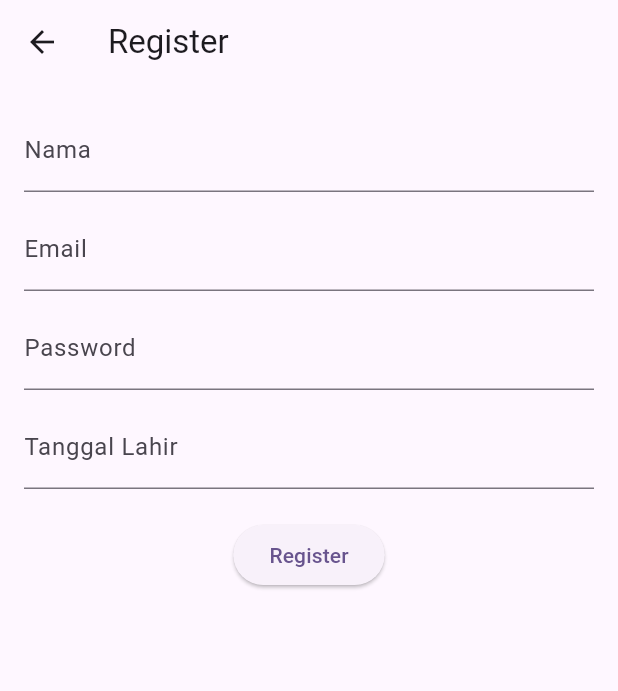
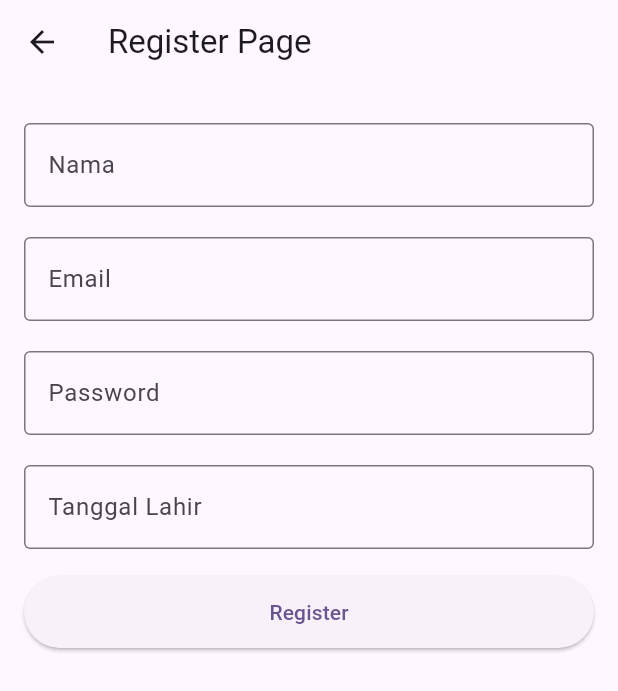
Before and after one commit to Alnieto7/latihan1_pplg2, a Flutter app: the screen it shows after launch, after a tap on "Register", on a phone screen of 412 x 824 dp. Shown: the top 691 px of the screen. Run offline on Flutter 3.47's test engine with Material 3 defaults, Android fonts, the phone set to English and light mode, and no system bars.

Commit message:
fix: [AO] revisi

```diff
--- a/lib/LoginPage.dart
+++ b/lib/LoginPage.dart
@@ -1,5 +1,7 @@
 import 'package:flutter/material.dart';
 import 'registerpage.dart';
+import 'component/custom_textfield.dart';
+import 'component/custom_button.dart';
 
 class LoginPage extends StatefulWidget {
   const LoginPage({super.key});
@@ -9,14 +11,12 @@ class LoginPage extends StatefulWidget {
 }
 
 class _LoginPageState extends State<LoginPage> {
-
-  final TextEditingController usernameController = TextEditingController();
-  final TextEditingController passwordController = TextEditingController();
-
+  final usernameController = TextEditingController();
+  final passwordController = TextEditingController();
 
   void _login() {
-    String username = usernameController.text;
-    String password = passwordController.text;
+    final username = usernameController.text;
+    final password = passwordController.text;
 
     if (username == 'admin' && password == 'admin') {
       ScaffoldMessenger.of(context).showSnackBar(
@@ -32,18 +32,21 @@ class _LoginPageState extends State<LoginPage> {
   @override
   Widget build(BuildContext context) {
     return Scaffold(
-      appBar: AppBar(title: Text("login page")),
-      body: Column(
+      appBar: AppBar(title: Text("Login Page")),
+      body: SingleChildScrollView(
+        padding: const EdgeInsets.all(16),
+        child: Column(
           crossAxisAlignment: CrossAxisAlignment.start,
           children: [
             Text(
-            "welcome to our aplication",
+              "Welcome to our application",
               style: TextStyle(
                 fontSize: 24,
                 fontWeight: FontWeight.bold,
                 color: const Color.fromARGB(255, 4, 212, 248),
               ),
             ),
+            SizedBox(height: 16),
             Center(
               child: Container(
                 width: 90,
@@ -51,54 +54,40 @@ class _LoginPageState extends State<LoginPage> {
                 child: Image.asset('images/logoSMK.png'),
               ),
             ),
+            SizedBox(height: 16),
             Text(
-            "please fill username and password below",
+              "Please fill username and password below",
               style: TextStyle(
                 fontSize: 18,
                 fontWeight: FontWeight.bold,
                 color: Colors.grey,
               ),
             ),
-          Container(
-            margin: EdgeInsets.only(top: 10, bottom: 10),
-            child: TextField(
+            CustomTextField(
+              label: "Username",
               controller: usernameController,
-              decoration: InputDecoration(
-                labelText: "username",
-                border: OutlineInputBorder(),
             ),
+            CustomTextField(
+              label: "Password",
+              controller: passwordController,
+              isPassword: true,
             ),
+            CustomButton(
+              text: "Login",
+              onPressed: _login,
             ),
-          TextField(
-            controller: passwordController,
-            obscureText: true,
-            decoration: InputDecoration(
-              labelText: "password",
-              border: OutlineInputBorder(),
-            ),
-          ),
-          Container(
-            width: double.infinity,
-            margin: EdgeInsets.all(10),
-            child: OutlinedButton(
-              onPressed: _login,
-              child: Text('Login'),
-            ),
-          ),
-          Container(
-            width: double.infinity,
-            margin: EdgeInsets.all(10),
-            child: OutlinedButton(
+            CustomButton(
+              text: "Register",
+              isOutlined: true,
               onPressed: () {
                 Navigator.push(
                   context,
                   MaterialPageRoute(builder: (context) => RegisterPage()),
                 );
               },
-              child: Text('Register'),
             ),
-          )
           ],
+        ),
       ),
     );
   }
--- a/lib/RegisterPage.dart
+++ b/lib/RegisterPage.dart
@@ -1,18 +1,22 @@
 import 'package:flutter/material.dart';
+import 'component/custom_textfield.dart';
+import 'component/custom_button.dart';
 
 class RegisterPage extends StatefulWidget {
+  const RegisterPage({super.key});
+
   @override
   State<RegisterPage> createState() => _RegisterPageState();
 }
 
 class _RegisterPageState extends State<RegisterPage> {
-  final TextEditingController nameController = TextEditingController();
-  final TextEditingController emailController = TextEditingController();
-  final TextEditingController passwordController = TextEditingController();
-  final TextEditingController dateController = TextEditingController();
+  final nameController = TextEditingController();
+  final emailController = TextEditingController();
+  final passwordController = TextEditingController();
+  final dateController = TextEditingController();
 
-  void _selectDate() async {
-    DateTime? picked = await showDatePicker(
+  void _pickDate() async {
+    final picked = await showDatePicker(
       context: context,
       initialDate: DateTime(2005),
       firstDate: DateTime(1900),
@@ -26,45 +30,42 @@ class _RegisterPageState extends State<RegisterPage> {
     }
   }
 
+  void _register() {
+    ScaffoldMessenger.of(context).showSnackBar(
+      SnackBar(content: Text("✅ Data berhasil diisi")),
+    );
+  }
+
   @override
   Widget build(BuildContext context) {
     return Scaffold(
-      appBar: AppBar(title: Text("Register")),
-      body: Padding(
+      appBar: AppBar(title: Text("Register Page")),
+      body: SingleChildScrollView(
         padding: const EdgeInsets.all(16),
         child: Column(
           children: [
-            TextField(
+            CustomTextField(
+              label: "Nama",
               controller: nameController,
-              decoration: InputDecoration(labelText: "Nama"),
             ),
-            SizedBox(height: 10),
-            TextField(
+            CustomTextField(
+              label: "Email",
               controller: emailController,
-              decoration: InputDecoration(labelText: "Email"),
             ),
-            SizedBox(height: 10),
-            TextField(
+            CustomTextField(
+              label: "Password",
               controller: passwordController,
-              obscureText: true,
-              decoration: InputDecoration(labelText: "Password"),
+              isPassword: true,
             ),
-            SizedBox(height: 10),
-            TextField(
+            CustomTextField(
+              label: "Tanggal Lahir",
               controller: dateController,
               readOnly: true,
-              onTap: _selectDate,
-              decoration: InputDecoration(labelText: "Tanggal Lahir"),
+              onTap: _pickDate,
             ),
-            SizedBox(height: 20),
-            ElevatedButton(
-              onPressed: () {
-                print("Nama: ${nameController.text}");
-                print("Email: ${emailController.text}");
-                print("Password: ${passwordController.text}");
-                print("Tanggal Lahir: ${dateController.text}");
-              },
-              child: Text("Register"),
+            CustomButton(
+              text: "Register",
+              onPressed: _register,
             ),
           ],
         ),
--- /dev/null
+++ b/lib/component/custom_button.dart
@@ -0,0 +1,29 @@
+import 'package:flutter/material.dart';
+
+class CustomButton extends StatelessWidget {
+  final String text;
+  final VoidCallback onPressed;
+  final bool isOutlined;
+
+  const CustomButton({
+    Key? key,
+    required this.text,
+    required this.onPressed,
+    this.isOutlined = false,
+  }) : super(key: key);
+
+  @override
+  Widget build(BuildContext context) {
+    final ButtonStyle style = ElevatedButton.styleFrom(
+      minimumSize: Size(double.infinity, 48),
+    );
+
+    return Container(
+      margin: EdgeInsets.symmetric(vertical: 8),
+      width: double.infinity,
+      child: isOutlined
+          ? OutlinedButton(onPressed: onPressed, child: Text(text))
+          : ElevatedButton(onPressed: onPressed, style: style, child: Text(text)),
+    );
+  }
+}
--- /dev/null
+++ b/lib/component/custom_card.dart
@@ -0,0 +1,28 @@
+import 'package:flutter/material.dart';
+
+class CustomCard extends StatelessWidget {
+  final String title;
+  final String subtitle;
+  final Widget? trailing;
+
+  const CustomCard({
+    Key? key,
+    required this.title,
+    required this.subtitle,
+    this.trailing,
+  }) : super(key: key);
+
+  @override
+  Widget build(BuildContext context) {
+    return Card(
+      margin: EdgeInsets.symmetric(vertical: 8, horizontal: 16),
+      elevation: 3,
+      shape: RoundedRectangleBorder(borderRadius: BorderRadius.circular(12)),
+      child: ListTile(
+        title: Text(title),
+        subtitle: Text(subtitle),
+        trailing: trailing,
+      ),
+    );
+  }
+}
--- /dev/null
+++ b/lib/component/custom_textfield.dart
@@ -0,0 +1,35 @@
+import 'package:flutter/material.dart';
+
+class CustomTextField extends StatelessWidget {
+  final String label;
+  final TextEditingController controller;
+  final bool isPassword;
+  final bool readOnly;
+  final VoidCallback? onTap;
+
+  const CustomTextField({
+    Key? key,
+    required this.label,
+    required this.controller,
+    this.isPassword = false,
+    this.readOnly = false,
+    this.onTap,
+  }) : super(key: key);
+
+  @override
+  Widget build(BuildContext context) {
+    return Container(
+      margin: const EdgeInsets.only(top: 10, bottom: 10),
+      child: TextField(
+        controller: controller,
+        obscureText: isPassword,
+        readOnly: readOnly,
+        onTap: onTap,
+        decoration: InputDecoration(
+          labelText: label,
+          border: const OutlineInputBorder(),
+        ),
+      ),
+    );
+  }
+}
```
Lines whose indentation alone changed are shown as unchanged.
